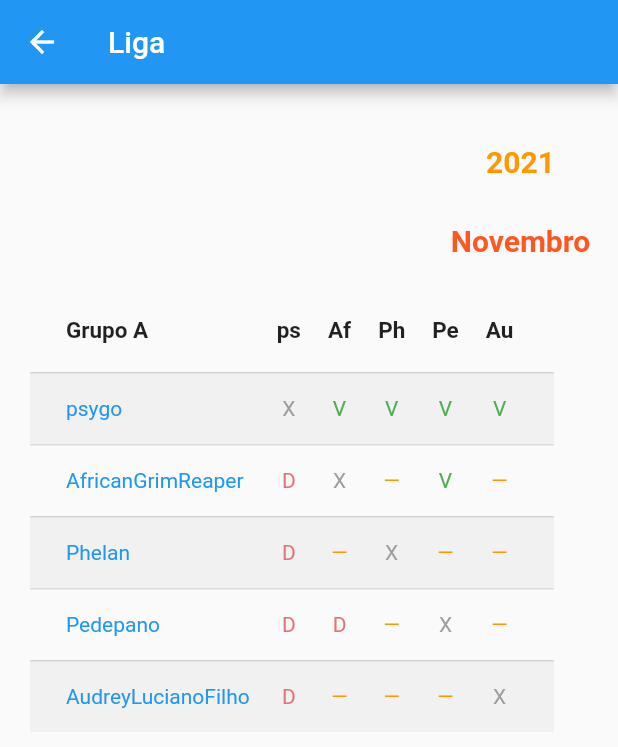
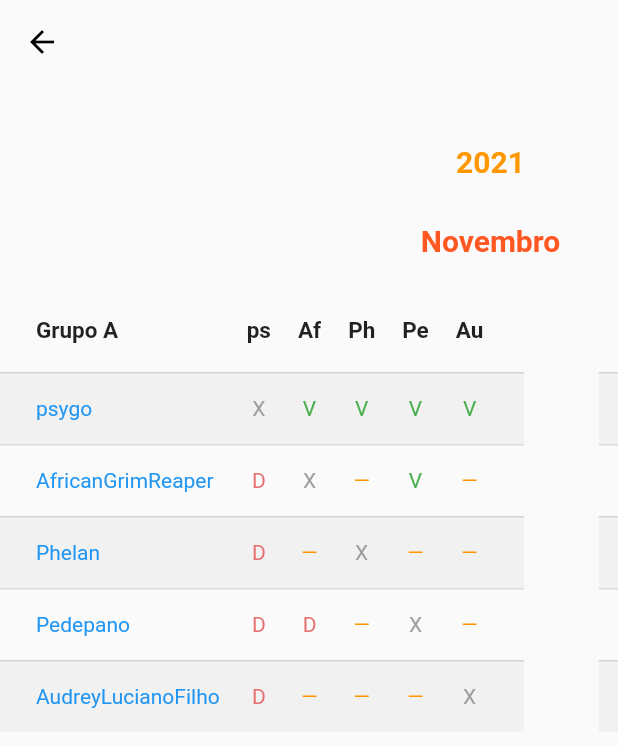
Before and after one commit to FanaroEngineering/dogemp, a Flutter app: the screen it shows after launch, after a tap on "Liga", on a phone screen of 412 x 824 dp. Shown: the top 747 px of the screen. Run offline on Flutter 3.47's test engine with Material 2 defaults, Android fonts, the phone set to English and light mode, and no system bars; our stand-ins replace google_fonts.

Commit message:
simplifying the code and reducing repetition

```diff
--- a/lib/screens/home_screen.dart
+++ b/lib/screens/home_screen.dart
@@ -2,10 +2,12 @@ import 'package:flutter/material.dart';
 
 import 'package:google_fonts/google_fonts.dart';
 
-import 'game_records_screen.dart';
+import '../widgets/tables/game_records_table.dart';
+import '../widgets/tables/lectures_table.dart';
+import '../widgets/tables/players_table.dart';
+
 import 'league_screen.dart';
-import 'lectures_screen.dart';
-import 'players_screen.dart';
+import 'standard_screen.dart';
 import 'rules_and_other_info_screen.dart';
 
 @immutable
@@ -62,19 +64,28 @@ class HomeScreen extends StatelessWidget {
                   children: [
                     TextButton(
                       child: const Text('Jogadores'),
-                      onPressed: _toScreen(context, const PlayersScreen()),
+                      onPressed: _toScreen(
+                        context,
+                        const StandardScreen(content: PlayersTable()),
+                      ),
                       style: screenButtonStyle,
                     ),
                     const SizedBox(width: 20),
                     TextButton(
                       child: const Text('Liga'),
-                      onPressed: _toScreen(context, const LeagueScreen()),
+                      onPressed: _toScreen(
+                        context,
+                        const LeagueScreen(),
+                      ),
                       style: screenButtonStyle,
                     ),
                     const SizedBox(width: 20),
                     TextButton(
                       child: const Text('Partidas'),
-                      onPressed: _toScreen(context, const GameRecordsScreen()),
+                      onPressed: _toScreen(
+                        context,
+                        const StandardScreen(content: GameRecordsTable()),
+                      ),
                       style: screenButtonStyle,
                     ),
                   ],
@@ -88,13 +99,19 @@ class HomeScreen extends StatelessWidget {
                   children: [
                     TextButton(
                       child: const Text('Aulas'),
-                      onPressed: _toScreen(context, const LecturesScreen()),
+                      onPressed: _toScreen(
+                        context,
+                        const StandardScreen(content: LecturesTable()),
+                      ),
                       style: screenButtonStyle,
                     ),
                     const SizedBox(width: 20),
                     TextButton(
                       child: const Text('Regras & Outras Informações'),
-                      onPressed: _toScreen(context, const RulesAndOtherInfoScreen()),
+                      onPressed: _toScreen(
+                        context,
+                        const RulesAndOtherInfoScreen(),
+                      ),
                       style: screenButtonStyle,
                     ),
                   ],
--- a/lib/screens/league_screen.dart
+++ b/lib/screens/league_screen.dart
@@ -1,12 +1,49 @@
-import 'package:dogemp/schema/game_record.dart';
-import 'package:dogemp/schema/player.dart';
 import 'package:flutter/material.dart';
 
+import '../schema/game_record.dart';
+import '../schema/player.dart';
+
 import '../widgets/clickable_link.dart';
+
+import 'standard_screen.dart';
 
 @immutable
 class LeagueScreen extends StatelessWidget {
   const LeagueScreen({Key? key}) : super(key: key);
+
+  @override
+  Widget build(BuildContext context) {
+    return StandardScreen(
+      content: Column(
+        children: const [
+          SizedBox(height: 30),
+          SelectableText(
+            '2021',
+            style: TextStyle(
+              fontSize: 20,
+              fontWeight: FontWeight.bold,
+              color: Colors.orange,
+            ),
+          ),
+          SizedBox(height: 30),
+          SelectableText(
+            'Novembro',
+            style: TextStyle(
+              fontSize: 20,
+              fontWeight: FontWeight.bold,
+              color: Colors.deepOrange,
+            ),
+          ),
+          SizedBox(height: 20),
+          GroupANov2021(),
+        ],
+      ),
+    );
+  }
+}
+
+class GroupANov2021 extends StatelessWidget {
+  const GroupANov2021({Key? key}) : super(key: key);
 
   List<DataColumn> _generateGroupHeader({
     required String level,
@@ -30,43 +67,8 @@ class LeagueScreen extends StatelessWidget {
       );
 
   @override
-  Widget build(BuildContext context) {
-    return Scaffold(
-      appBar: AppBar(title: const Text('Liga')),
-      body: Container(
-        padding: const EdgeInsets.only(
-          top: 10,
-          bottom: 20,
-        ),
-        alignment: Alignment.topCenter,
-        child: SingleChildScrollView(
-          scrollDirection: Axis.vertical,
-          child: SingleChildScrollView(
-            scrollDirection: Axis.horizontal,
-            child: Container(
-              margin: const EdgeInsets.symmetric(horizontal: 20),
-              child: Column(
-                children: [
-                  const SizedBox(height: 30),
-                  const SelectableText(
-                    '2021',
-                    style: TextStyle(
-                      fontSize: 20,
-                      fontWeight: FontWeight.bold,
-                      color: Colors.orange,
-                    ),
-                  ),
-                  const SizedBox(height: 30),
-                  const SelectableText(
-                    'Novembro',
-                    style: TextStyle(
-                      fontSize: 20,
-                      fontWeight: FontWeight.bold,
-                      color: Colors.deepOrange,
-                    ),
-                  ),
-                  const SizedBox(height: 20),
-                  Row(
+  Widget build(context) {
+    return Row(
       children: [
         DataTable(
           headingTextStyle: const TextStyle(
@@ -86,8 +88,7 @@ class LeagueScreen extends StatelessWidget {
           ),
           rows: [
             DataRow(
-                            color: MaterialStateProperty.resolveWith(
-                                (_) => Colors.grey.withOpacity(0.1)),
+              color: MaterialStateProperty.resolveWith((_) => Colors.grey.withOpacity(0.1)),
               cells: [
                 PlayerCell(playerName: 'psygo'),
                 GameResultCell(text: 'X'),
@@ -108,8 +109,7 @@ class LeagueScreen extends StatelessWidget {
               ],
             ),
             DataRow(
-                            color: MaterialStateProperty.resolveWith(
-                                (_) => Colors.grey.withOpacity(0.1)),
+              color: MaterialStateProperty.resolveWith((_) => Colors.grey.withOpacity(0.1)),
               cells: [
                 PlayerCell(playerName: 'Phelan'),
                 GameResultCell(text: 'D', gameRecordId: '38953919'),
@@ -130,8 +130,7 @@ class LeagueScreen extends StatelessWidget {
               ],
             ),
             DataRow(
-                            color: MaterialStateProperty.resolveWith(
-                                (_) => Colors.grey.withOpacity(0.1)),
+              color: MaterialStateProperty.resolveWith((_) => Colors.grey.withOpacity(0.1)),
               cells: [
                 PlayerCell(playerName: 'AudreyLucianoFilho'),
                 GameResultCell(text: 'D', gameRecordId: '38321258'),
@@ -153,8 +152,7 @@ class LeagueScreen extends StatelessWidget {
           ],
           rows: [
             DataRow(
-                            color: MaterialStateProperty.resolveWith(
-                                (_) => Colors.grey.withOpacity(0.1)),
+              color: MaterialStateProperty.resolveWith((_) => Colors.grey.withOpacity(0.1)),
               cells: [
                 const DataCell(Center(child: SelectableText('1'))),
                 PlayerCell(playerName: 'psygo'),
@@ -167,8 +165,7 @@ class LeagueScreen extends StatelessWidget {
               ],
             ),
             DataRow(
-                            color: MaterialStateProperty.resolveWith(
-                                (_) => Colors.grey.withOpacity(0.1)),
+              color: MaterialStateProperty.resolveWith((_) => Colors.grey.withOpacity(0.1)),
               cells: [
                 const DataCell(Center(child: SelectableText('3'))),
                 PlayerCell(playerName: 'Pedepano'),
@@ -181,8 +178,7 @@ class LeagueScreen extends StatelessWidget {
               ],
             ),
             DataRow(
-                            color: MaterialStateProperty.resolveWith(
-                                (_) => Colors.grey.withOpacity(0.1)),
+              color: MaterialStateProperty.resolveWith((_) => Colors.grey.withOpacity(0.1)),
               cells: [
                 const DataCell(Center(child: SelectableText('5'))),
                 PlayerCell(playerName: 'AudreyLucianoFilho'),
@@ -191,13 +187,6 @@ class LeagueScreen extends StatelessWidget {
           ],
         ),
       ],
-                  ),
-                ],
-              ),
-            ),
-          ),
-        ),
-      ),
     );
   }
 }
--- a/lib/screens/players_screen.dart
+++ b/lib/screens/standard_screen.dart
@@ -1,32 +1,37 @@
 import 'package:flutter/material.dart';
 
-import '../widgets/tables/players_table.dart';
+@immutable
+class StandardScreen extends StatelessWidget {
+  final Widget content;
 
-@immutable
-class PlayersScreen extends StatelessWidget {
-  const PlayersScreen({Key? key}) : super(key: key);
+  const StandardScreen({
+    Key? key,
+    required this.content,
+  }) : super(key: key);
 
-  @override
-  Widget build(BuildContext context) {
-    return Scaffold(
-      appBar: AppBar(
+  static final AppBar dogempAppBar = AppBar(
         iconTheme: const IconThemeData(
           color: Colors.black,
         ),
         backgroundColor: Colors.transparent,
         shadowColor: Colors.transparent,
-      ),
+      );
+
+  @override
+  Widget build(BuildContext context) {
+    return Scaffold(
+      appBar: dogempAppBar,
       body: Container(
         padding: const EdgeInsets.only(
           top: 10,
           bottom: 20,
         ),
         alignment: Alignment.topCenter,
-        child: const SingleChildScrollView(
+        child: SingleChildScrollView(
           scrollDirection: Axis.vertical,
           child: SingleChildScrollView(
             scrollDirection: Axis.horizontal,
-            child: PlayersTable(),
+            child: content,
           ),
         ),
       ),
```
Also changed, not shown: lib/screens/game_records_screen.dart (deleted, +0 -29 lines), lib/screens/lectures_screen.dart (deleted, +0 -29 lines), lib/screens/rules_and_other_info_screen.dart (+11 -13 lines). Lines whose indentation alone changed are shown as unchanged.
